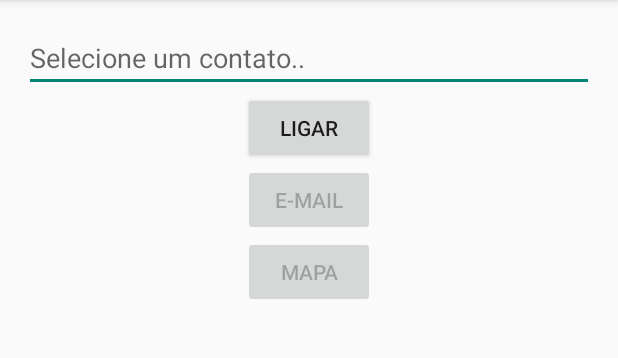
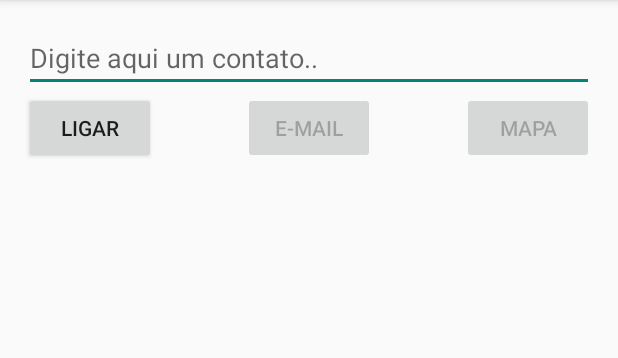
Before and after one commit to andersonbh/labdispmoveis-pucminas, an Android app: the screen it shows after launch (MainActivity), on a phone screen of 412 x 824 dp, the part 84-442 px from its top. Run offline under Robolectric (Android 15) with nearby library versions, the phone set to English and light mode, and no system bars; 2 statements that could not run were skipped.

```diff
--- a/mobile/src/main/res/layout/activity_main.xml
+++ b/mobile/src/main/res/layout/activity_main.xml
@@ -1,4 +1,4 @@
-<LinearLayout xmlns:android="http://schemas.android.com/apk/res/android"
+<RelativeLayout xmlns:android="http://schemas.android.com/apk/res/android"
               xmlns:tools="http://schemas.android.com/tools"
               android:id="@+id/ll_ShowContactsMain"
               android:layout_width="match_parent"
@@ -12,27 +12,37 @@
               tools:context=".MainActivity" >
 
     <AutoCompleteTextView
-            android:id="@+id/mmWhoNo"
+            android:id="@+id/autoComplete"
             android:layout_width="fill_parent"
             android:layout_height="wrap_content"
-            android:hint="Selecione um contato.." >
+            android:hint="Digite aqui um contato.." >
     </AutoCompleteTextView>
+
+    <Button
+            android:id="@+id/email"
+            android:layout_width="wrap_content"
+            android:layout_height="wrap_content"
+            android:text="E-mail"
+            android:layout_alignTop="@+id/mapa"
+            android:layout_centerHorizontal="true"/>
 
     <Button
             android:id="@+id/ligar"
             android:layout_width="wrap_content"
             android:layout_height="wrap_content"
-            android:text="Ligar" />
-    <Button
-            android:id="@+id/email"
-            android:layout_width="wrap_content"
-            android:layout_height="wrap_content"
-            android:text="E-mail" />
+            android:text="Ligar"
+            android:layout_alignTop="@+id/email"
+            android:layout_alignParentLeft="true"
+            android:layout_alignParentStart="true"/>
+
     <Button
             android:id="@+id/mapa"
             android:layout_width="wrap_content"
             android:layout_height="wrap_content"
-            android:text="Mapa" />
+            android:text="Mapa"
+            android:layout_below="@+id/autoComplete"
+            android:layout_alignRight="@+id/autoComplete"
+            android:layout_alignEnd="@+id/autoComplete"/>
 
 
-</LinearLayout>
+</RelativeLayout>
```
Also changed, not shown: mobile/src/main/java/com/andersoncarvalho/lddm/mobile/MainActivity.java (+61 -139 lines), mobile/src/main/res/layout/contato.xml (renamed from mobile/src/main/res/layout/custcontview.xml, +5 -7 lines), 1 other file.
